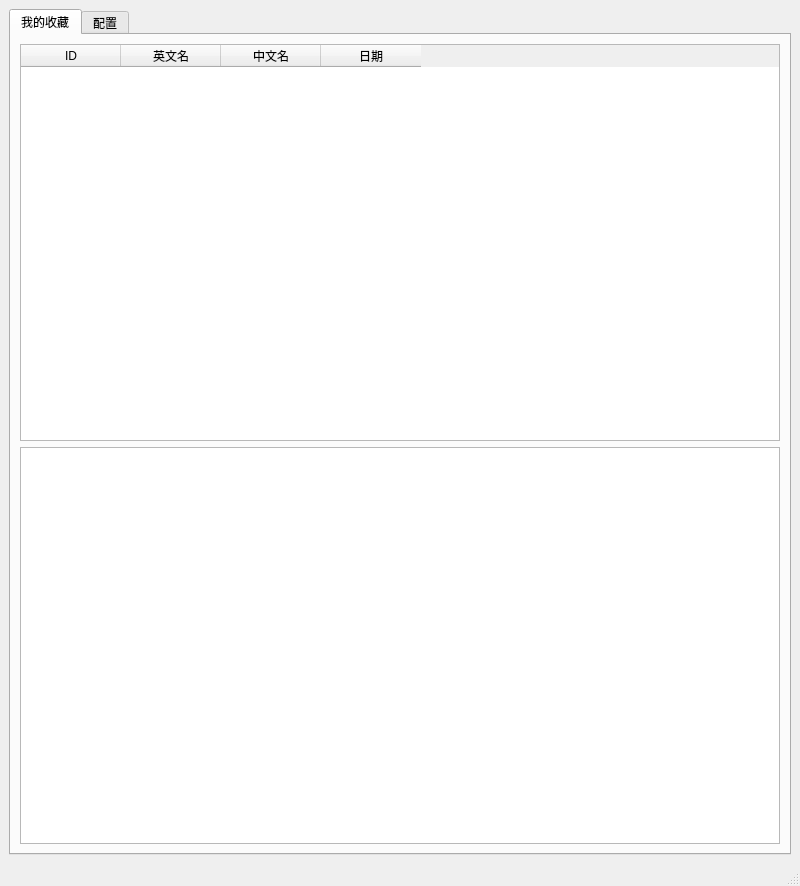
Above: ui_sprawl.ui from xuyuliang/sprawl before the change. Below: the same form after it.
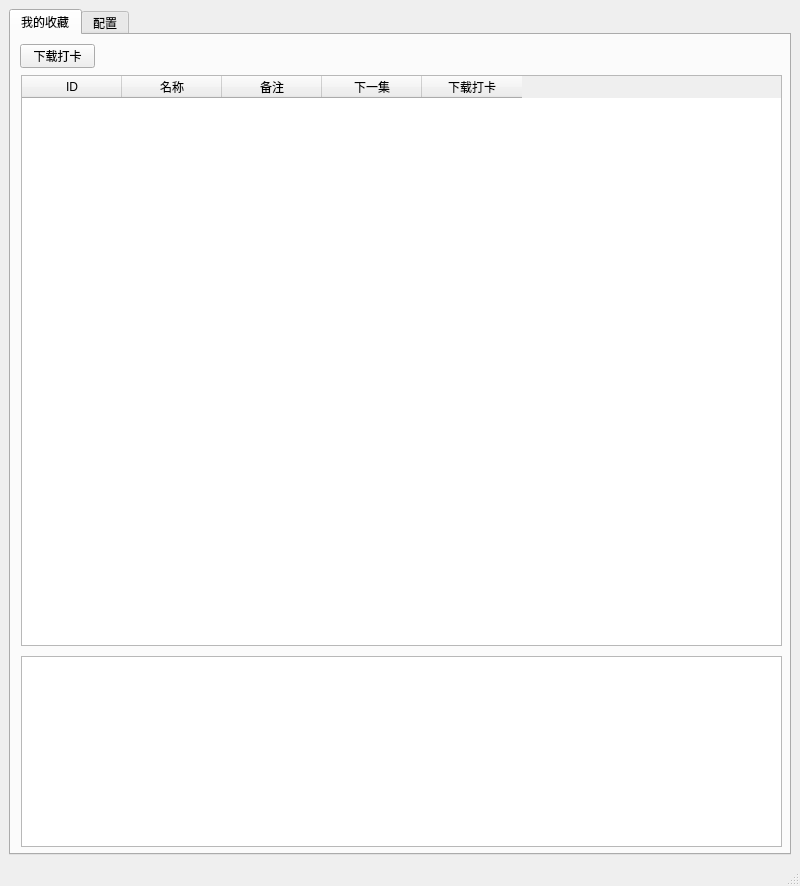
That is the form after the change.

```diff
--- a/ui_sprawl.ui
+++ b/ui_sprawl.ui
@@ -24,11 +24,28 @@
        <attribute name="title">
         <string>我的收藏</string>
        </attribute>
-       <layout class="QVBoxLayout" name="verticalLayout_5">
-        <item>
-         <layout class="QVBoxLayout" name="verticalLayout_4">
-          <item>
+       <widget class="QPushButton" name="pushButtonPunchin">
+        <property name="geometry">
+         <rect>
+          <x>9</x>
+          <y>9</y>
+          <width>75</width>
+          <height>24</height>
+         </rect>
+        </property>
+        <property name="text">
+         <string>下载打卡</string>
+        </property>
+       </widget>
            <widget class="QTableWidget" name="tableFavorite">
+        <property name="geometry">
+         <rect>
+          <x>10</x>
+          <y>40</y>
+          <width>761</width>
+          <height>571</height>
+         </rect>
+        </property>
             <column>
              <property name="text">
               <string>ID</string>
@@ -36,31 +53,45 @@
             </column>
             <column>
              <property name="text">
-              <string>英文名</string>
+          <string>名称</string>
              </property>
             </column>
             <column>
              <property name="text">
-              <string>中文名</string>
+          <string>备注</string>
              </property>
             </column>
             <column>
              <property name="text">
-              <string>日期</string>
+          <string>下一集</string>
+         </property>
+         <property name="background">
+          <color>
+           <red>156</red>
+           <green>156</green>
+           <blue>156</blue>
+          </color>
+         </property>
+        </column>
+        <column>
+         <property name="text">
+          <string>下载打卡</string>
              </property>
             </column>
            </widget>
-          </item>
-          <item>
            <widget class="QTextBrowser" name="textBrowser">
+        <property name="geometry">
+         <rect>
+          <x>10</x>
+          <y>621</y>
+          <width>761</width>
+          <height>191</height>
+         </rect>
+        </property>
             <property name="openExternalLinks">
              <bool>true</bool>
             </property>
            </widget>
-          </item>
-         </layout>
-        </item>
-       </layout>
       </widget>
       <widget class="QWidget" name="tab">
        <attribute name="title">
```
Lines whose indentation alone changed are shown as unchanged.
